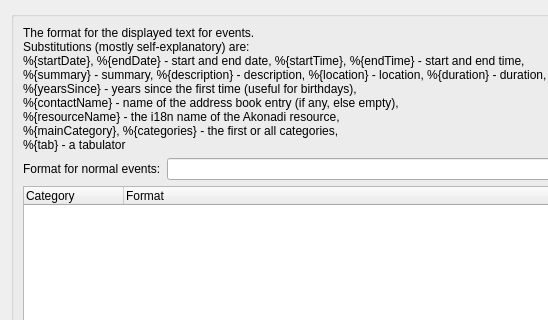
Old version of the form src/eventappletformatconfig.ui in the repository KDE/plasmoid-eventlist; both pictures show x 0 to 548 and y 0 to 320 of the 664 by 525 pixel window.
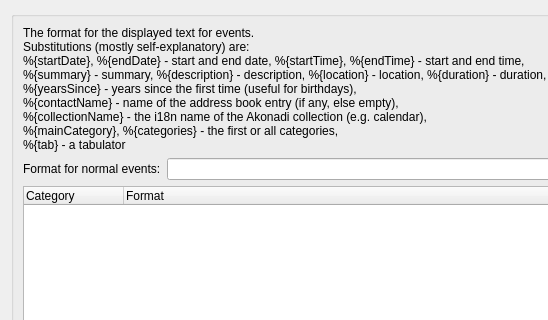
New version of the form. Custom widgets are drawn as their Qt base class.

Diff of the .ui file:
```diff
--- a/src/eventappletformatconfig.ui
+++ b/src/eventappletformatconfig.ui
@@ -26,7 +26,7 @@
 %{summary} - summary, %{description} - description, %{location} - location, %{duration} - duration,
 %{yearsSince} - years since the first time (useful for birthdays),
 %{contactName} - name of the address book entry (if any, else empty),
-%{resourceName} - the i18n name of the Akonadi resource,
+%{collectionName} - the i18n name of the Akonadi collection (e.g. calendar),
 %{mainCategory}, %{categories} - the first or all categories,
 %{tab} - a tabulator</string>
         </property>
```
